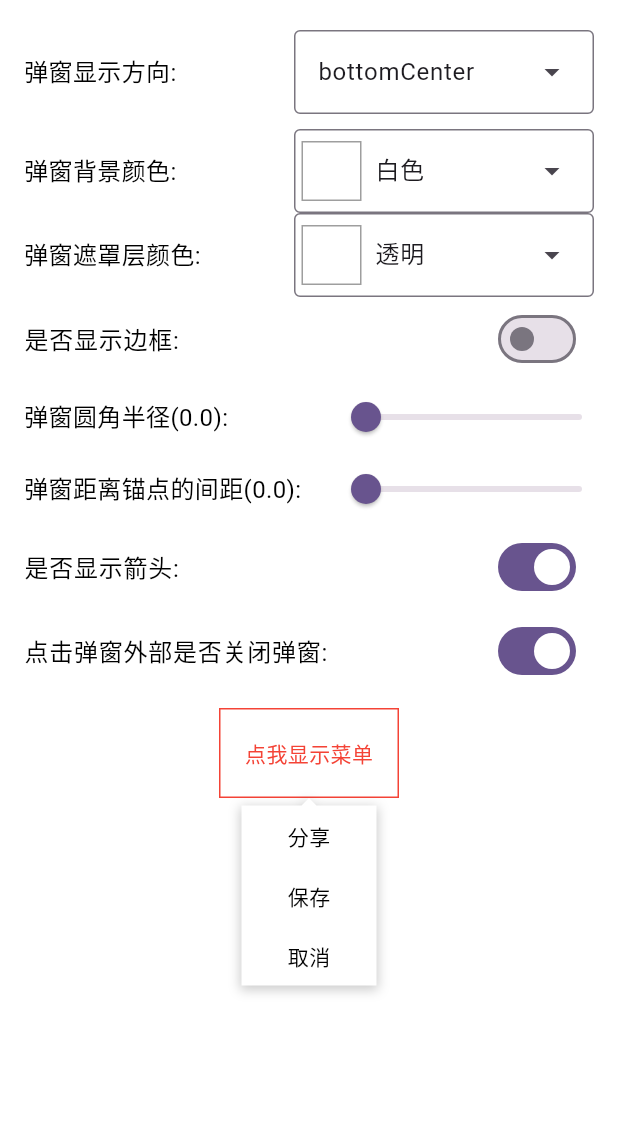
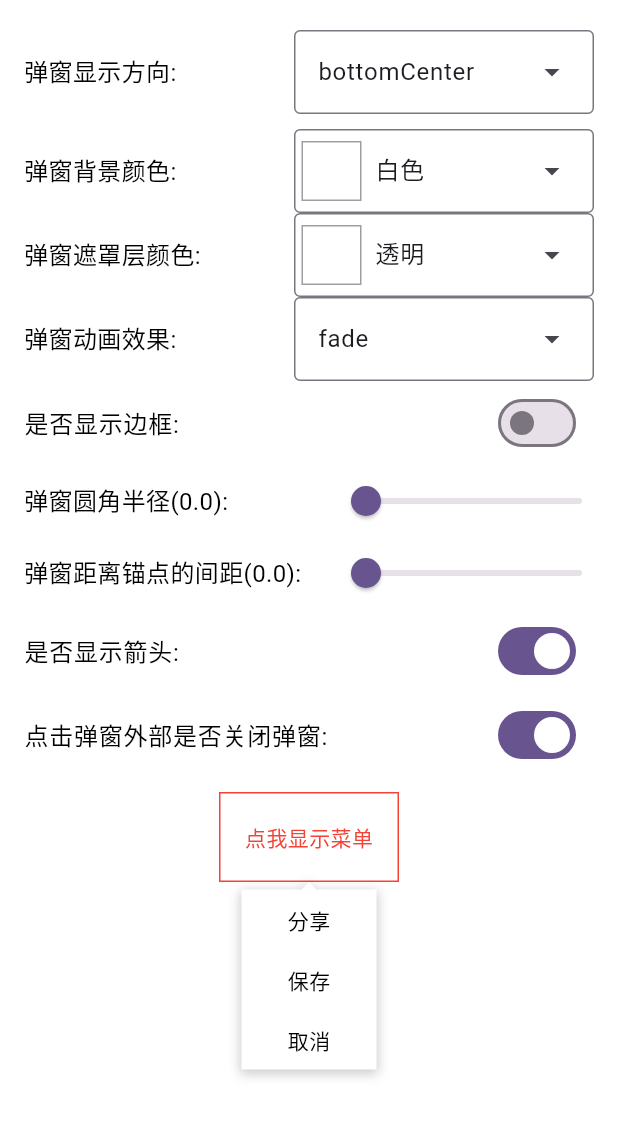
Before and after one commit to kongpf8848/bubble_popup_window, a Flutter app: the BasicExample screen opened directly, after a tap on "点我显示菜单", on a phone screen of 412 x 824 dp, the part 84-1222 px from its top. Run offline on Flutter 3.47's test engine with Material 3 defaults, Android fonts, the phone set to English and light mode, and no system bars.

Commit message:
添加弹窗动画效果

```diff
--- a/example/lib/pages/basic_example.dart
+++ b/example/lib/pages/basic_example.dart
@@ -37,6 +37,7 @@ class _BasicExampleState extends State<BasicExample> {
   Color _maskColor = Colors.transparent;
   Color? _borderColor;
   BubbleDirection _direction = BubbleDirection.bottomCenter;
+  BubbleAnimationStyle _animationStyle = BubbleAnimationStyle.fade;
   bool _showArrow = true;
   bool _showBorder = false;
   double _borderWidth = 1.0;
@@ -204,6 +205,40 @@ class _BasicExampleState extends State<BasicExample> {
                     ),
                   );
                 }),
+              )
+            ],
+          ),
+        ),
+        Padding(
+          padding: const EdgeInsets.symmetric(horizontal: 16.0),
+          child: Row(
+            children: [
+              const Text(
+                "弹窗动画效果:",
+                style: TextStyle(
+                  fontSize: 16,
+                  color: Colors.black,
+                ),
+              ),
+              const Spacer(),
+              DropdownMenu<BubbleAnimationStyle>(
+                width: 200,
+                initialSelection: _animationStyle,
+                onSelected: (BubbleAnimationStyle? animationStyle) {
+                  setState(() {
+                    _animationStyle = animationStyle!;
+                  });
+                },
+                dropdownMenuEntries: [
+                  BubbleAnimationStyle.fade,
+                  BubbleAnimationStyle.scale
+                ].map<DropdownMenuEntry<BubbleAnimationStyle>>(
+                    (BubbleAnimationStyle style) {
+                  return DropdownMenuEntry(
+                    value: style,
+                    label: style.type.name,
+                  );
+                }).toList(),
               )
             ],
           ),
@@ -472,6 +507,7 @@ class _BasicExampleState extends State<BasicExample> {
       radius: BorderRadius.circular(_radius),
       showArrow: _showArrow,
       dismissOnTouchOutside: _dismissOnTouchOutside,
+      animationStyle: _animationStyle,
       shadows: [
         BoxShadow(
           blurRadius: 6,
--- a/lib/src/bubble_animation_style.dart
+++ b/lib/src/bubble_animation_style.dart
@@ -1,97 +1,33 @@
 import 'package:flutter/animation.dart';
 import 'package:flutter/foundation.dart';
 
-@immutable
-class BubbleAnimationStyle with Diagnosticable {
-  /// Creates an instance of Animation Style class.
-  BubbleAnimationStyle({
-    this.curve,
-    this.duration,
+enum BubbleAnimationType {
+  fade, // 淡入淡出
+  scale, // 缩放
+  custom, // 自定义
+}
+
+class BubbleAnimationStyle {
+  final BubbleAnimationType type;
+  final Duration duration;
+  final Curve curve;
+  final Curve? reverseCurve;
+
+  const BubbleAnimationStyle({
+    this.type = BubbleAnimationType.fade,
+    this.duration = const Duration(milliseconds: 300),
+    this.curve = Curves.linear,
     this.reverseCurve,
-    this.reverseDuration,
   });
 
-  /// Creates an instance of Animation Style class with no animation.
-  static BubbleAnimationStyle noAnimation = BubbleAnimationStyle(
-    duration: Duration.zero,
-    reverseDuration: Duration.zero,
+  // 预定义动画样式
+  static const BubbleAnimationStyle fade = BubbleAnimationStyle(
+    type: BubbleAnimationType.fade,
+    curve: Curves.easeOut,
   );
 
-  /// When specified, the animation will use this curve.
-  final Curve? curve;
-
-  /// When specified, the animation will use this duration.
-  final Duration? duration;
-
-  /// When specified, the reverse animation will use this curve.
-  final Curve? reverseCurve;
-
-  /// When specified, the reverse animation will use this duration.
-  final Duration? reverseDuration;
-
-  /// Creates a new [BubbleAnimationStyle] based on the current selection, with the
-  /// provided parameters overridden.
-  BubbleAnimationStyle copyWith({
-    final Curve? curve,
-    final Duration? duration,
-    final Curve? reverseCurve,
-    final Duration? reverseDuration,
-  }) {
-    return BubbleAnimationStyle(
-      curve: curve ?? this.curve,
-      duration: duration ?? this.duration,
-      reverseCurve: reverseCurve ?? this.reverseCurve,
-      reverseDuration: reverseDuration ?? this.reverseDuration,
-    );
-  }
-
-  /// Linearly interpolate between two animation styles.
-  static BubbleAnimationStyle? lerp(BubbleAnimationStyle? a, BubbleAnimationStyle? b, double t) {
-    if (identical(a, b)) {
-      return a;
-    }
-    return BubbleAnimationStyle(
-      curve: t < 0.5 ? a?.curve : b?.curve,
-      duration: t < 0.5 ? a?.duration : b?.duration,
-      reverseCurve: t < 0.5 ? a?.reverseCurve : b?.reverseCurve,
-      reverseDuration: t < 0.5 ? a?.reverseDuration : b?.reverseDuration,
-    );
-  }
-
-  @override
-  bool operator ==(Object other) {
-    if (identical(this, other)) {
-      return true;
-    }
-    if (other.runtimeType != runtimeType) {
-      return false;
-    }
-    return other is BubbleAnimationStyle &&
-        other.curve == curve &&
-        other.duration == duration &&
-        other.reverseCurve == reverseCurve &&
-        other.reverseDuration == reverseDuration;
-  }
-
-  @override
-  int get hashCode => Object.hash(
-        curve,
-        duration,
-        reverseCurve,
-        reverseDuration,
-      );
-
-  @override
-  void debugFillProperties(DiagnosticPropertiesBuilder properties) {
-    super.debugFillProperties(properties);
-    properties
-        .add(DiagnosticsProperty<Curve>('curve', curve, defaultValue: null));
-    properties.add(DiagnosticsProperty<Duration>('duration', duration,
-        defaultValue: null));
-    properties.add(DiagnosticsProperty<Curve>('reverseCurve', reverseCurve,
-        defaultValue: null));
-    properties.add(DiagnosticsProperty<Duration>(
-        'reverseDuration', reverseDuration,
-        defaultValue: null));
-  }
+  static const BubbleAnimationStyle scale = BubbleAnimationStyle(
+    type: BubbleAnimationType.scale,
+    curve: Curves.easeOut,
+  );
 }
--- a/lib/src/bubble_popup_window.dart
+++ b/lib/src/bubble_popup_window.dart
@@ -31,6 +31,8 @@ class BubblePopupWindow {
     Color? maskColor,
     //点击弹窗外部时是否自动关闭弹窗
     bool dismissOnTouchOutside = true,
+    //弹窗动画
+    BubbleAnimationStyle animationStyle = const BubbleAnimationStyle(),
     //是否显示箭头
     bool showArrow = true,
     //箭头宽度
@@ -54,7 +56,7 @@ class BubblePopupWindow {
         miniEdgeMargin,
         maskColor,
         dismissOnTouchOutside,
-        null,
+        animationStyle,
         showArrow,
         arrowWidth,
         arrowHeight,
@@ -78,7 +80,7 @@ class _BubblePopupRoute<T> extends PopupRoute<T> {
   final EdgeInsets miniEdgeMargin;
   final Color? maskColor;
   final bool dismissOnTouchOutside;
-  final BubbleAnimationStyle? animationStyle;
+  final BubbleAnimationStyle animationStyle;
 
   final bool showArrow;
   final double arrowWidth;
@@ -121,11 +123,11 @@ class _BubblePopupRoute<T> extends PopupRoute<T> {
 
   @override
   Animation<double> createAnimation() {
-    if (animationStyle != BubbleAnimationStyle.noAnimation) {
+    if (animationStyle.type != BubbleAnimationType.custom) {
       return CurvedAnimation(
         parent: super.createAnimation(),
-        curve: animationStyle?.curve ?? Curves.linear,
-        reverseCurve: animationStyle?.reverseCurve ??
+        curve: animationStyle.curve,
+        reverseCurve: animationStyle.reverseCurve ??
             const Interval(0.0, _kPopupCloseIntervalEnd),
       );
     }
@@ -222,9 +224,6 @@ class _BubblePopupWidgetState extends State<_BubblePopupWidget>
 
   @override
   Widget build(BuildContext context) {
-    final CurveTween opacity =
-        CurveTween(curve: const Interval(0.0, 1.0 / 3.0));
-
     return Stack(
       children: [
         if (_bubbleOffset != null && _finalDirection != null) ...[
@@ -235,9 +234,17 @@ class _BubblePopupWidgetState extends State<_BubblePopupWidget>
               child: AnimatedBuilder(
                 animation: widget.route.animation!,
                 builder: (BuildContext context, Widget? child) {
-                  return FadeTransition(
-                    opacity: opacity.animate(widget.route.animation!),
-                    child: Material(
+                  return _buildAnimatedPopup(child);
+                },
+                child: widget.bubbleChild,
+              ))
+        ],
+      ],
+    );
+  }
+
+  Widget _buildPopupContent(Widget? child) {
+    return Material(
       color: Colors.transparent,
       child: BubbleContainer(
         borderRadius: widget.radius,
@@ -253,14 +260,30 @@ class _BubblePopupWidgetState extends State<_BubblePopupWidget>
         arrowDirection: _bubbleToArrow(_finalDirection!),
         child: child,
       ),
+    );
+  }
+
+  Widget _buildAnimatedPopup(Widget? child) {
+    final animation = widget.route.animation!;
+    switch (widget.route.animationStyle.type) {
+      case BubbleAnimationType.fade:
+        return FadeTransition(
+          opacity: CurveTween(
+            curve: const Interval(0.0, 1.0 / 3.0),
+          ).animate(animation),
+          child: _buildPopupContent(child),
+        );
+      case BubbleAnimationType.scale:
+        return ScaleTransition(
+          scale: CurvedAnimation(
+            parent: animation,
+            curve: widget.route.animationStyle.curve,
           ),
+          child: _buildPopupContent(child),
         );
-                },
-                child: widget.bubbleChild,
-              ))
-        ],
-      ],
-    );
+      case BubbleAnimationType.custom:
+        return _buildPopupContent(child);
+    }
   }
 
   void _calculatePosition() {
```
Lines whose indentation alone changed are shown as unchanged.
